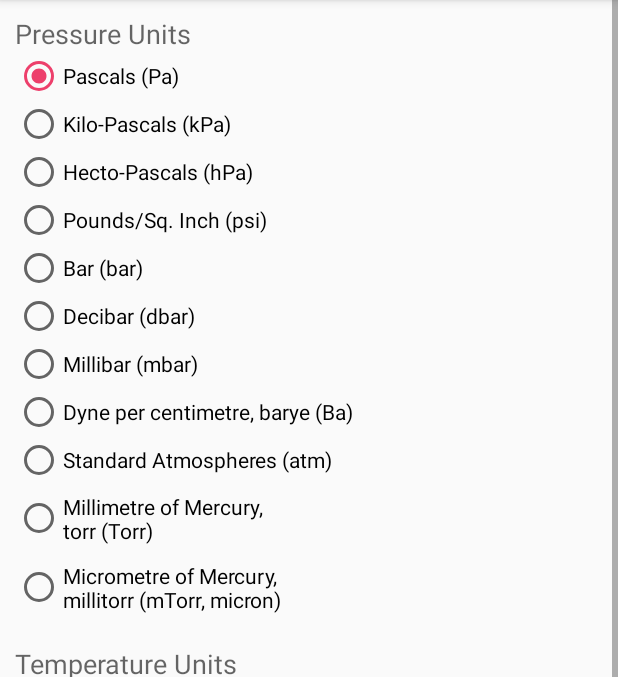
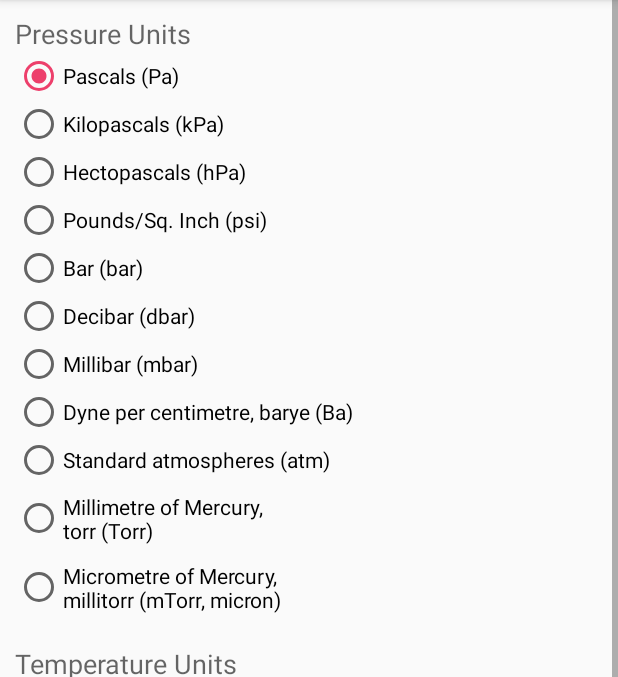
Before and after one commit to geometrian/FlashBang, an Android app: the ActivityOptions screen opened directly, with no data from a screen before it, on a phone screen of 412 x 824 dp, the part 84-761 px from its top. Run offline under Robolectric (Android 15) with nearby library versions, the phone set to English and light mode, and no system bars.

Commit message:
Extract units strings, escape apostrophes in Italian, add localization for en_US.

```diff
--- a/app/src/main/res/layout/options.xml
+++ b/app/src/main/res/layout/options.xml
@@ -5,14 +5,14 @@
     android:layout_height="match_parent">
     <LinearLayout
         android:layout_width="match_parent"
-        android:layout_height="match_parent"
+        android:layout_height="wrap_content"
         android:layout_margin="10dp"
         android:orientation="vertical">
 
         <TextView
             android:layout_width="wrap_content"
             android:layout_height="wrap_content"
-            android:text="Pressure Units"
+            android:text="@string/units_pres"
             android:textAppearance="?android:attr/textAppearanceMedium"/>
         <RadioGroup
             android:id="@+id/radio_pres"
@@ -23,60 +23,60 @@
                 android:id="@+id/radio_pres_Pa"
                 android:layout_width="wrap_content"
                 android:layout_height="wrap_content"
-                android:text="Pascals (Pa)"
+                android:text="@string/units_pres_Pa"
                 android:checked="true"/>
             <RadioButton
                 android:id="@+id/radio_pres_kPa"
                 android:layout_width="wrap_content"
                 android:layout_height="wrap_content"
-                android:text="Kilo-Pascals (kPa)"/>
+                android:text="@string/units_pres_kPa"/>
             <RadioButton
                 android:id="@+id/radio_pres_hPa"
                 android:layout_width="wrap_content"
                 android:layout_height="wrap_content"
-                android:text="Hecto-Pascals (hPa)"/>
+                android:text="@string/units_pres_hPa"/>
             <RadioButton
                 android:id="@+id/radio_pres_psi"
                 android:layout_width="wrap_content"
                 android:layout_height="wrap_content"
-                android:text="Pounds/Sq. Inch (psi)"/>
+                android:text="@string/units_pres_psi"/>
             <RadioButton
                 android:id="@+id/radio_pres_bar"
                 android:layout_width="wrap_content"
                 android:layout_height="wrap_content"
-                android:text="Bar (bar)"/>
+                android:text="@string/units_pres_bar"/>
             <RadioButton
                 android:id="@+id/radio_pres_dbar"
                 android:layout_width="wrap_content"
                 android:layout_height="wrap_content"
-                android:text="Decibar (dbar)"/>
+                android:text="@string/units_pres_dbar"/>
             <RadioButton
                 android:id="@+id/radio_pres_mbar"
                 android:layout_width="wrap_content"
                 android:layout_height="wrap_content"
-                android:text="Millibar (mbar)"/>
+                android:text="@string/units_pres_mbar"/>
             <RadioButton
                 android:id="@+id/radio_pres_Ba"
                 android:layout_width="wrap_content"
                 android:layout_height="wrap_content"
-                android:text="Dyne per centimetre, barye (Ba)"/>
+                android:text="@string/units_pres_Ba"/>
             <RadioButton
                 android:id="@+id/radio_pres_atm"
                 android:layout_width="wrap_content"
                 android:layout_height="wrap_content"
-                android:text="Standard Atmospheres (atm)"/>
+                android:text="@string/units_pres_atm"/>
             <RadioButton
                 android:id="@+id/radio_pres_Torr"
                 android:layout_width="wrap_content"
                 android:layout_height="wrap_content"
-                android:text="Millimetre of Mercury,\ntorr (Torr)"
+                android:text="@string/units_pres_Torr"
                 android:layout_marginBottom="5dp"
                 android:layout_marginTop="5dp"/>
             <RadioButton
                 android:id="@+id/radio_pres_mTorr"
                 android:layout_width="wrap_content"
                 android:layout_height="wrap_content"
-                android:text="Micrometre of Mercury,\nmillitorr (mTorr, micron)"
+                android:text="@string/units_pres_mTorr"
                 android:layout_marginBottom="5dp"
                 android:layout_marginTop="5dp"/>
         </RadioGroup>
@@ -85,7 +85,7 @@
             android:layout_width="wrap_content"
             android:layout_height="wrap_content"
             android:layout_marginTop="15dp"
-            android:text="Temperature Units"
+            android:text="@string/units_temp"
             android:textAppearance="?android:attr/textAppearanceMedium"/>
         <RadioGroup
             android:id="@+id/radio_temp"
@@ -96,50 +96,50 @@
                 android:id="@+id/radio_temp_C"
                 android:layout_width="wrap_content"
                 android:layout_height="wrap_content"
-                android:text="Degrees Celsius (°C)"
+                android:text="@string/units_temp_C"
                 android:checked="true"/>
             <RadioButton
                 android:id="@+id/radio_temp_K"
                 android:layout_width="wrap_content"
                 android:layout_height="wrap_content"
-                android:text="Degrees Kelvin (°K)"/>
+                android:text="@string/units_temp_K"/>
             <RadioButton
                 android:id="@+id/radio_temp_F"
                 android:layout_width="wrap_content"
                 android:layout_height="wrap_content"
-                android:text="Degrees Fahrenheit (°F)"/>
+                android:text="@string/units_temp_F"/>
             <RadioButton
                 android:id="@+id/radio_temp_R"
                 android:layout_width="wrap_content"
                 android:layout_height="wrap_content"
-                android:text="Degrees Rankine (°R)"/>
+                android:text="@string/units_temp_R"/>
             <RadioButton
                 android:id="@+id/radio_temp_De"
                 android:layout_width="wrap_content"
                 android:layout_height="wrap_content"
-                android:text="Degrees Delisle (°De)"/>
+                android:text="@string/units_temp_De"/>
             <RadioButton
                 android:id="@+id/radio_temp_N"
                 android:layout_width="wrap_content"
                 android:layout_height="wrap_content"
-                android:text="Degrees Newton (°N)"/>
+                android:text="@string/units_temp_N"/>
             <RadioButton
                 android:id="@+id/radio_temp_Re"
                 android:layout_width="wrap_content"
                 android:layout_height="wrap_content"
-                android:text="Degrees Réaumur (°Ré)"/>
+                android:text="@string/units_temp_Re"/>
             <RadioButton
                 android:id="@+id/radio_temp_Ro"
                 android:layout_width="wrap_content"
                 android:layout_height="wrap_content"
-                android:text="Degrees Rømer (°Rø)"/>
+                android:text="@string/units_temp_Ro"/>
         </RadioGroup>
 
         <TextView
             android:layout_width="wrap_content"
             android:layout_height="wrap_content"
             android:layout_marginTop="15dp"
-            android:text="Distance Units"
+            android:text="@string/units_dist"
             android:textAppearance="?android:attr/textAppearanceMedium"/>
         <RadioGroup
             android:id="@+id/radio_dist"
@@ -150,35 +150,35 @@
                 android:id="@+id/radio_dist_m"
                 android:layout_width="wrap_content"
                 android:layout_height="wrap_content"
-                android:text="Metres (m)"
+                android:text="@string/units_dist_m"
                 android:checked="true"/>
             <RadioButton
                 android:id="@+id/radio_dist_km"
                 android:layout_width="wrap_content"
                 android:layout_height="wrap_content"
-                android:text="Kilometres (km)"/>
+                android:text="@string/units_dist_km"/>
             <RadioButton
                 android:id="@+id/radio_dist_ft"
                 android:layout_width="wrap_content"
                 android:layout_height="wrap_content"
-                android:text="Feet (ft)"/>
+                android:text="@string/units_dist_ft"/>
             <RadioButton
                 android:id="@+id/radio_dist_yd"
                 android:layout_width="wrap_content"
                 android:layout_height="wrap_content"
-                android:text="Yards (yd)"/>
+                android:text="@string/units_dist_yd"/>
             <RadioButton
                 android:id="@+id/radio_dist_mi"
                 android:layout_width="wrap_content"
                 android:layout_height="wrap_content"
-                android:text="Miles (mi)"/>
+                android:text="@string/units_dist_mi"/>
         </RadioGroup>
 
         <TextView
             android:layout_width="wrap_content"
             android:layout_height="wrap_content"
             android:layout_marginTop="15dp"
-            android:text="Speed Units"
+            android:text="@string/units_speed"
             android:textAppearance="?android:attr/textAppearanceMedium"/>
         <RadioGroup
             android:id="@+id/radio_speed"
@@ -190,33 +190,33 @@
                 android:id="@+id/radio_speed_m_per_sec"
                 android:layout_width="wrap_content"
                 android:layout_height="wrap_content"
-                android:text="Metres per second (m/s)"
+                android:text="@string/units_speed_m_per_sec"
                 android:checked="true"/>
             <RadioButton
                 android:id="@+id/radio_speed_km_per_sec"
                 android:layout_width="wrap_content"
                 android:layout_height="wrap_content"
-                android:text="Kilometres per second (km/sec)"/>
+                android:text="@string/units_speed_km_per_sec"/>
             <RadioButton
                 android:id="@+id/radio_speed_km_per_hr"
                 android:layout_width="wrap_content"
                 android:layout_height="wrap_content"
-                android:text="Kilometres per hour (kph, km/hr)"/>
+                android:text="@string/units_speed_km_per_hr"/>
             <RadioButton
                 android:id="@+id/radio_speed_ft_per_sec"
                 android:layout_width="wrap_content"
                 android:layout_height="wrap_content"
-                android:text="Feet per second (fps, ft/s)"/>
+                android:text="@string/units_speed_ft_per_sec"/>
             <RadioButton
                 android:id="@+id/radio_speed_mi_per_hr"
                 android:layout_width="wrap_content"
                 android:layout_height="wrap_content"
-                android:text="Miles per hour (mph, mi/hr)"/>
+                android:text="@string/units_speed_mi_per_hr"/>
             <RadioButton
                 android:id="@+id/radio_speed_knots"
                 android:layout_width="wrap_content"
                 android:layout_height="wrap_content"
-                android:text="Knots (kn, kt)"/>
+                android:text="@string/units_speed_kn"/>
         </RadioGroup>
     </LinearLayout>
 </ScrollView>
--- a/app/src/main/res/values/strings.xml
+++ b/app/src/main/res/values/strings.xml
@@ -18,7 +18,7 @@
     <string name="caption_input_sensitivity">&#032;&#032;Sensitivity:</string>
 
     <string name="caption_derived">Derived quantities:</string>
-    <string name="caption_derived_n">&#032;&#032;Air refractive index:</string>
+    <string name=  "caption_derived_n">&#032;&#032;Air refractive index:</string>
     <string name="caption_derived_sol">&#032;&#032;Speed of light in air:</string>
     <string name="caption_derived_sos">&#032;&#032;Speed of sound in air:</string>
 
@@ -35,4 +35,42 @@
     <string name="text_readme3">Contribute / Contact</string>
     <string name="text_readme4">&quot;FlashBang&quot; was developed by Ian Mallett and is both free and open-source. The source and project pages can be found at:</string>
     <string name="text_readme5">If you would like to contact me, or contribute in another way (for example, by providing translations), send email to:</string>
+
+    <string name="units_pres">Pressure Units</string>
+    <string name=   "units_pres_Pa">Pascals (Pa)</string>
+    <string name=  "units_pres_kPa">Kilopascals (kPa)</string>
+    <string name=  "units_pres_hPa">Hectopascals (hPa)</string>
+    <string name=  "units_pres_psi">Pounds/Sq. Inch (psi)</string>
+    <string name=  "units_pres_bar">Bar (bar)</string>
+    <string name= "units_pres_dbar">Decibar (dbar)</string>
+    <string name= "units_pres_mbar">Millibar (mbar)</string>
+    <string name=   "units_pres_Ba">Dyne per centimetre, barye (Ba)</string>
+    <string name=  "units_pres_atm">Standard atmospheres (atm)</string>
+    <string name= "units_pres_Torr">Millimetre of Mercury,\ntorr (Torr)</string>
+    <string name="units_pres_mTorr">Micrometre of Mercury,\nmillitorr (mTorr, micron)</string>
+
+    <string name="units_temp">Temperature Units</string>
+    <string name= "units_temp_C">Degrees Celsius (°C)</string>
+    <string name= "units_temp_K">Degrees Kelvin (°K)</string>
+    <string name= "units_temp_F">Degrees Fahrenheit (°F)</string>
+    <string name= "units_temp_R">Degrees Rankine (°R)</string>
+    <string name="units_temp_De">Degrees Delisle (°De)</string>
+    <string name= "units_temp_N">Degrees Newton (°N)</string>
+    <string name="units_temp_Re">Degrees Réaumur (°Ré)</string>
+    <string name="units_temp_Ro">Degrees Rømer (°Rø)</string>
+
+    <string name="units_dist">Distance Units</string>
+    <string name= "units_dist_m">Metres (m)</string>
+    <string name="units_dist_km">Kilometres (km)</string>
+    <string name="units_dist_ft">Feet (ft)</string>
+    <string name="units_dist_yd">Yards (yd)</string>
+    <string name="units_dist_mi">Miles (mi)</string>
+
+    <string name="units_speed">Speed Units</string>
+    <string name= "units_speed_m_per_sec">Metres per second (m/s)</string>
+    <string name="units_speed_km_per_sec">Kilometres per second (km/sec)</string>
+    <string name= "units_speed_km_per_hr">Kilometres per hour (kph, km/hr)</string>
+    <string name="units_speed_ft_per_sec">Feet per second (fps, ft/s)</string>
+    <string name= "units_speed_mi_per_hr">Miles per hour (mph, mi/hr)</string>
+    <string name=        "units_speed_kn">Knots (kn, kt)</string>
 </resources>
```
Also changed, not shown: 5 other files.
